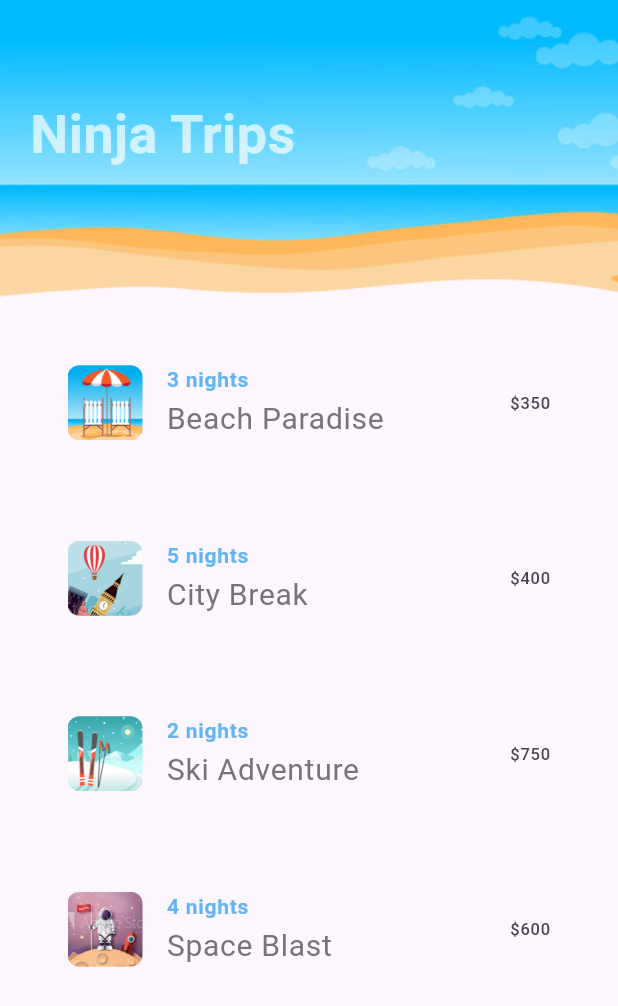
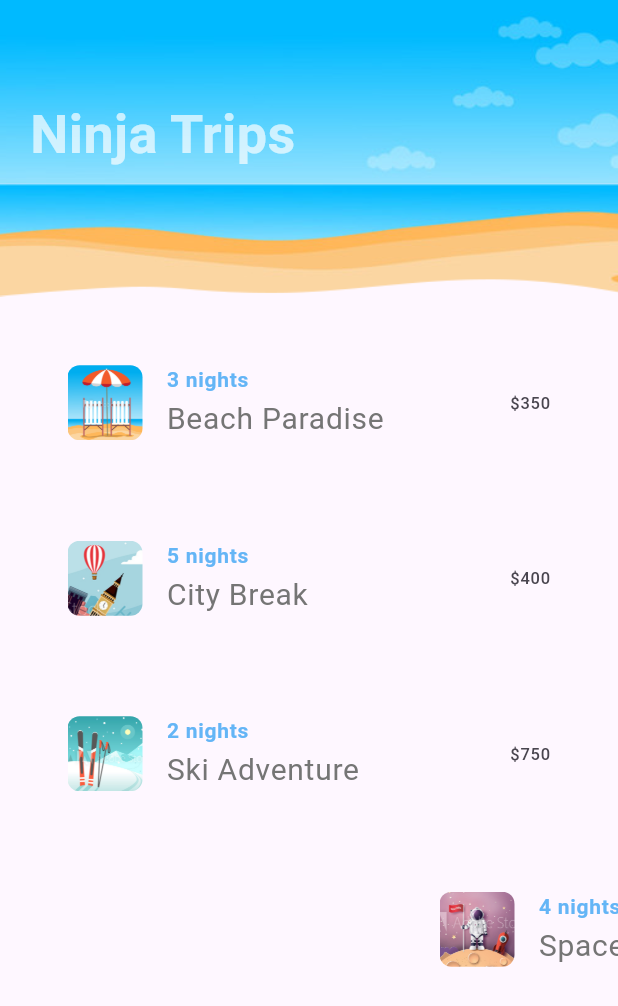
Before and after one commit to hammadx02/flutter-animations, a Flutter app: the first screen one second after launch, on a phone screen of 412 x 824 dp. Shown: the top 1006 px of the screen. Run offline on Flutter 3.47's test engine with Material 3 defaults, Android fonts, the phone set to English and light mode, and no system bars; our stand-ins replace lorem_ipsum.

```diff
--- a/lib/shared/heart.dart
+++ b/lib/shared/heart.dart
@@ -9,6 +9,7 @@ class _HeartState extends State<Heart> with SingleTickerProviderStateMixin {
   late AnimationController _controller;
   late Animation<Color?> _colorAnimation;
   late Animation<double> _sizeAnimation;
+  late Animation _curve;
 
   bool isFav = false;
 
@@ -18,6 +19,11 @@ class _HeartState extends State<Heart> with SingleTickerProviderStateMixin {
     _controller = AnimationController(
       vsync: this,
       duration: const Duration(milliseconds: 500),
+    );
+
+    _curve = CurvedAnimation(
+      parent: _controller,
+      curve: Curves.slowMiddle,
     );
 
     _colorAnimation = ColorTween(
--- a/lib/shared/tripList.dart
+++ b/lib/shared/tripList.dart
@@ -8,13 +8,17 @@ class TripList extends StatefulWidget {
 }
 
 class _TripListState extends State<TripList> {
-  List<Widget> _tripTiles = [];
-  final GlobalKey _listKey = GlobalKey();
+  final List<Widget> _tripTiles = [];
+  final GlobalKey<AnimatedListState> _listKey = GlobalKey<AnimatedListState>();
 
   @override
   void initState() {
     super.initState();
-    _addTrips();
+    WidgetsBinding.instance.addPostFrameCallback(
+      (_) {
+        _addTrips();
+      },
+    );
   }
 
   void _addTrips() {
@@ -27,8 +31,16 @@ class _TripListState extends State<TripList> {
       Trip(title: 'Space Blast', price: '600', nights: '4', img: 'space.png'),
     ];
 
+    Future ft = Future(() {});
     _trips.forEach((Trip trip) {
-      _tripTiles.add(_buildTile(trip));
+      ft = ft.then(
+        (_) {
+          return Future.delayed(const Duration(milliseconds: 200), () {
+            _tripTiles.add(_buildTile(trip));
+            _listKey.currentState?.insertItem(_tripTiles.length - 1);
+          });
+        },
+      );
     });
   }
 
@@ -77,13 +89,22 @@ class _TripListState extends State<TripList> {
     );
   }
 
+  final Tween<Offset> _offset = Tween(
+    begin: const Offset(1, 0),
+    end: const Offset(0, 0),
+  );
+
   @override
   Widget build(BuildContext context) {
-    return ListView.builder(
-        key: _listKey,
-        itemCount: _tripTiles.length,
-        itemBuilder: (context, index) {
-          return _tripTiles[index];
-        });
+    return AnimatedList(
+      key: _listKey,
+      initialItemCount: _tripTiles.length,
+      itemBuilder: (context, index, animation) {
+        return SlideTransition(
+          position: animation.drive(_offset),
+          child: _tripTiles[index],
+        );
+      },
+    );
   }
 }
```
